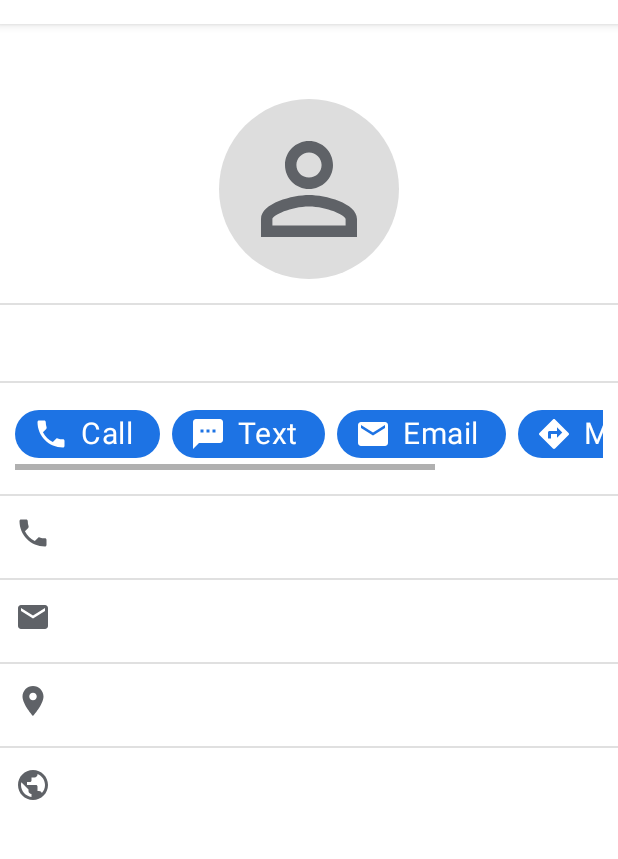
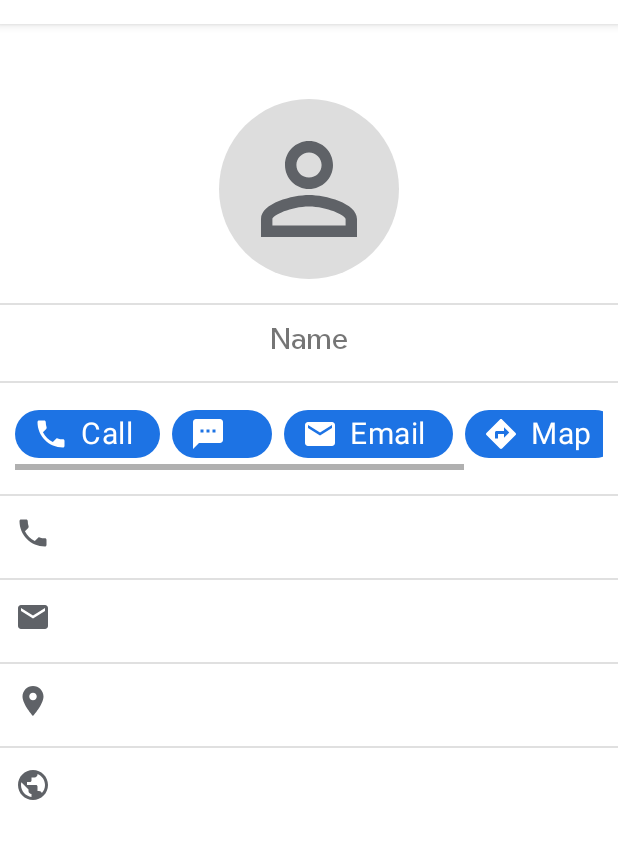
Before and after one commit to UALR-MobileAppsDevelopmentCourse/assignment-07-AustinJesse, an Android app: the screen it shows after launch (ContactInfoActivity), after a tap on "SAVE CONTACT", on a phone screen of 412 x 824 dp, the part 60-919 px from its top. Run offline under Robolectric (Android 15) with nearby library versions, the phone set to English and light mode, and no system bars.

Commit message:
Finished Project
The email one doesnt pop up the gmail but thats because I dont have the app on the phone. Downloaded and should work.

```diff
--- a/app/src/main/java/edu/ualr/intentsassignment/ContactInfoActivity.java
+++ b/app/src/main/java/edu/ualr/intentsassignment/ContactInfoActivity.java
@@ -17,6 +17,11 @@ import edu.ualr.intentsassignment.model.Contact;
 public class ContactInfoActivity extends AppCompatActivity {
     // TODO 03. Create a new layout file to define the GUI elements of the ContactInfoActivity.
     // TODO 04. Define the basic skeleton of the ContactInfoActivity. Inflate the layout defined in the first step to display the GUI elements on screen.
+    private Chip callButton;
+    private Chip textButton;
+    private Chip emailButton;
+    private Chip mapButton;
+    private Chip websiteButton;
     private ContactInfoBinding mBinding;
 
     // TODO 07. Create a new method that reads the contact info coming from ContactFormActivity and use it to populate the several TextView elements in the layout.
@@ -26,13 +31,52 @@ public class ContactInfoActivity extends AppCompatActivity {
         mBinding = ContactInfoBinding.inflate(getLayoutInflater());
         setContentView(mBinding.getRoot());
         Contact c = getIntent().getParcelableExtra(ContactFormActivity.ENTRY_KEY);
-        mBinding.contactName.setText(c.getFullName());
-        mBinding.textPhone.setText(c.getPhoneNumber());
-        mBinding.textEmailAddress.setText(c.getEmailAddress());
-        mBinding.textAddress.setText(c.getAddress());
-        mBinding.textWebsite.setText(c.getWebsite());
+        callButton = findViewById(R.id.call_chip);
+        textButton = findViewById(R.id.text_chip);
+        emailButton = findViewById(R.id.email_chip);
+        mapButton = findViewById(R.id.location_chip);
+        websiteButton = findViewById(R.id.web_chip);
+        TextView name = findViewById(R.id.text_chip);
+        final TextView phoneNum = findViewById(R.id.textPhone);
+        final TextView emailAdd = findViewById(R.id.textEmailAddress);
+        final TextView address = findViewById(R.id.textAddress);
+        final TextView website = findViewById(R.id.textWebsite);
+        name.setText(c.getFullName());
+        phoneNum.setText(c.getPhoneNumber());
+        emailAdd.setText(c.getEmailAddress());
+        address.setText(c.getAddress());
+        website.setText(c.getWebsite());
 
-
+        this.callButton.setOnClickListener(new View.OnClickListener() {
+            @Override
+            public void onClick(View view) {
+                onCallClick(phoneNum);
+            }
+        });
+        this.textButton.setOnClickListener(new View.OnClickListener() {
+            @Override
+            public void onClick(View view) {
+                onTextClick(phoneNum);
+            }
+        });
+        this.emailButton.setOnClickListener(new View.OnClickListener() {
+            @Override
+            public void onClick(View view) {
+                onEmailClick(emailAdd);
+            }
+        });
+        this.mapButton.setOnClickListener(new View.OnClickListener() {
+            @Override
+            public void onClick(View view) {
+                onMapClick(address);
+            }
+        });
+        this.websiteButton.setOnClickListener(new View.OnClickListener() {
+            @Override
+            public void onClick(View view) {
+                onWebsiteClick(website);
+            }
+        });
     }
 
     // TODO 08. Create a new method that invokes a Phone Dialer app, using as parameter the phone number included in the contact info received from ContactFormActivity in the previous step
```
